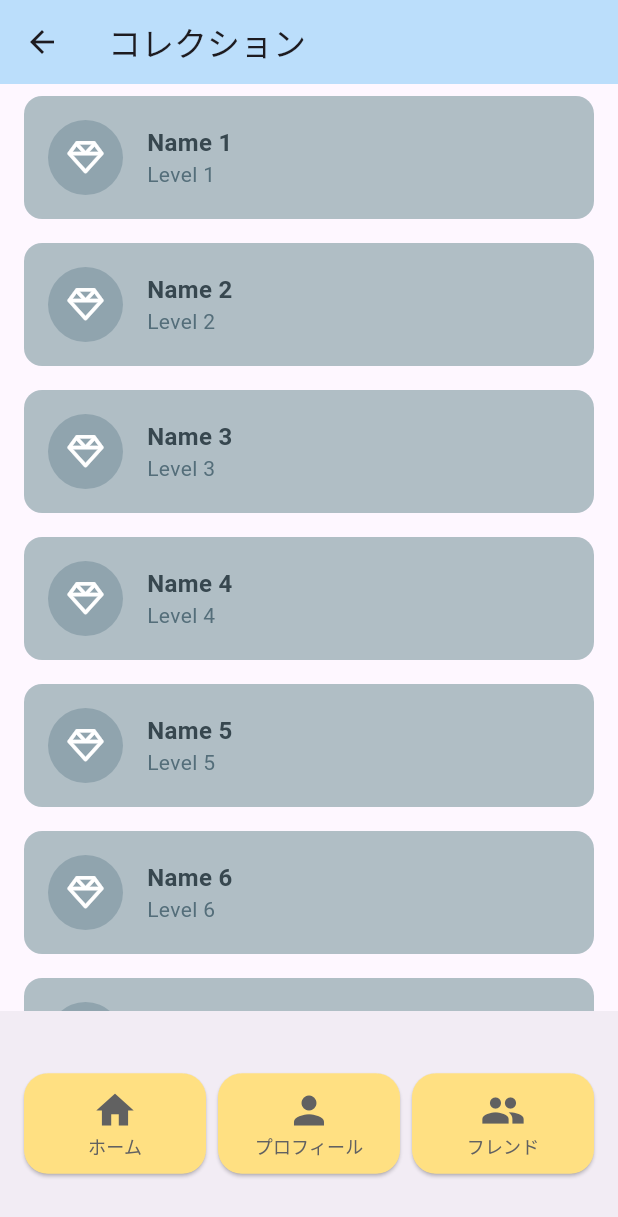
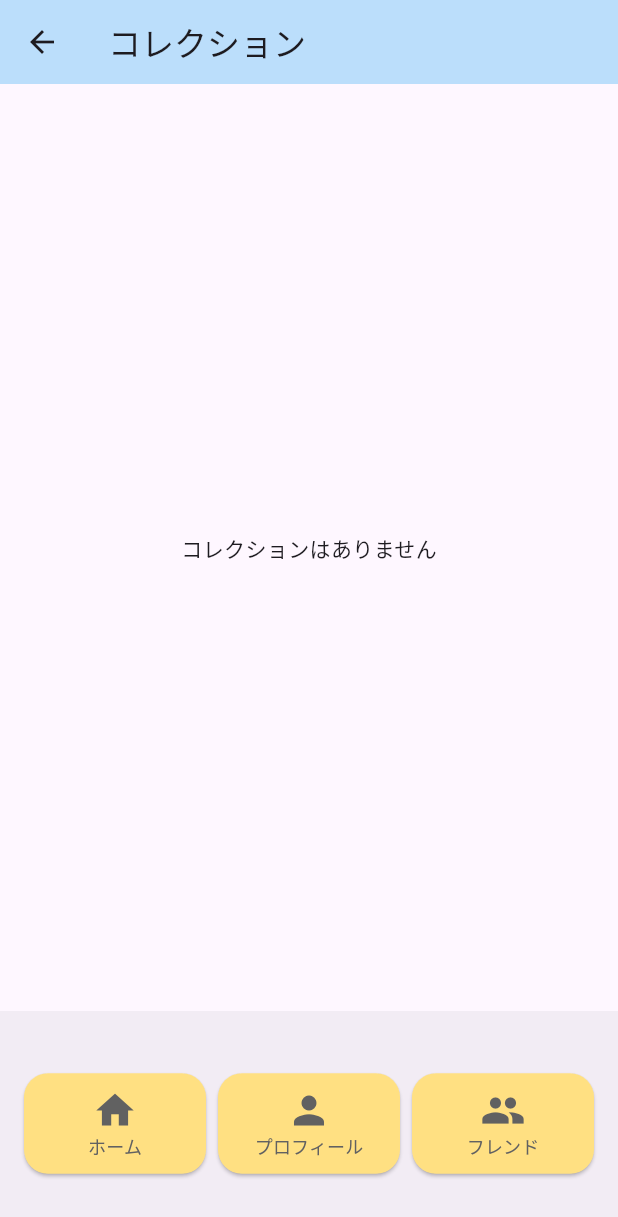
Before and after one commit to yukina-t156/jewelry-custom-flutter, a Flutter app: the CollectionsScreen screen opened directly, on a phone screen of 412 x 824 dp. Shown: the top 1217 px of the screen. Run offline on Flutter 3.47's test engine with Material 3 defaults, Android fonts, the light colour scheme and no system bars; our stand-ins replace flutter_riverpod, font_awesome_flutter, shared_preferences; accounts and stored records are empty.

Commit message:
save jewel to collections and show them

```diff
--- a/lib/model/jewel_model.dart
+++ b/lib/model/jewel_model.dart
@@ -1,4 +1,5 @@
 class Jewel {
+  final int id;
   String? name; // オプションにするために String? を使用
   int counter;
   int level;
@@ -7,24 +8,43 @@ class Jewel {
 
   // コンストラクタ
   Jewel({
+    required this.id,
     required this.jewelTypeId,
     required this.counter,
     required this.level,
     String? imagePath,  // <- ここでimagePathを受け取れるようにする
-  }): name = jewelNames[jewelTypeId],
+  }) : name = jewelNames[jewelTypeId],
         imagePath = imagePath ?? 'assets/images/${jewelNames[jewelTypeId]}_0.png';
 
+  Map<String, dynamic> toJson() => {
+    'id': id,
+    'imagePath': imagePath,
+    'counter': counter,
+    'level': level,
+    'jewelTypeId': jewelTypeId,
+  };
+
+  static Jewel fromJson(Map<String, dynamic> json) => Jewel(
+    id: json['id'] ?? 0, // Default value if null
+    jewelTypeId: json['jewelTypeId'] ?? 0, // Default value if null
+    counter: json['counter'] ?? 0, // Default value if null
+    level: json['level'] ?? 0, // Default value if null
+    imagePath: json['imagePath'], // Optional field
+  );
+
   Jewel copyWith({
+    int? id,
     int? jewelTypeId,
     int? counter,
     int? level,
     String? imagePath,
   }) {
     return Jewel(
+      id: id ?? this.id,
       jewelTypeId: jewelTypeId ?? this.jewelTypeId,
       counter: counter ?? this.counter,
       level: level ?? this.level,
-      imagePath: imagePath ?? this.imagePath,  // ここでオプションのimagePathを設定
+      imagePath: imagePath ?? this.imagePath,
     );
   }
 
@@ -34,7 +54,6 @@ class Jewel {
     if (jewelName != null) {
       imagePath = getJewelImagePath(jewelTypeId, level);
     } else {
-      // jewelTypeIdが正しくない場合のエラーハンドリング
       imagePath = null;
     }
   }
--- a/lib/providers.dart
+++ b/lib/providers.dart
@@ -2,7 +2,7 @@ import 'package:flutter_riverpod/flutter_riverpod.dart';
 import 'package:jewelry_custom_flutter/model/jewel_model.dart';
 
 class JewelNotifier extends StateNotifier<Jewel> {
-  JewelNotifier() : super(Jewel(jewelTypeId: 2, counter: 0, level: 0));
+  JewelNotifier() : super(Jewel(id: 0, jewelTypeId: 2, counter: 0, level: 0));
 
   void incrementCounter() {
     state = state.copyWith(counter: state.counter + 1);
@@ -10,7 +10,7 @@ class JewelNotifier extends StateNotifier<Jewel> {
   }
 
   void resetJewel() {
-    state = Jewel(jewelTypeId: 1, counter: 0, level: 0);
+    state = Jewel(id: 0, jewelTypeId: 1, counter: 0, level: 0);
     _updateLevel();
   }
 
--- a/lib/screens/collections_screen.dart
+++ b/lib/screens/collections_screen.dart
@@ -1,7 +1,8 @@
 import 'package:flutter/material.dart';
-import 'package:font_awesome_flutter/font_awesome_flutter.dart';
+import 'package:jewelry_custom_flutter/services/jewel_service.dart';
+import 'collection_detail_screen.dart';
+import 'package:jewelry_custom_flutter/model/jewel_model.dart';
 import 'package:jewelry_custom_flutter/widgets/foot_buttons.dart';
-import 'collection_detail_screen.dart'; // 追加: CollectionDetailScreenをインポート
 
 class CollectionsScreen extends StatefulWidget {
   const CollectionsScreen({super.key});
@@ -11,6 +12,21 @@ class CollectionsScreen extends StatefulWidget {
 }
 
 class _CollectionsScreenState extends State<CollectionsScreen> {
+  List<Jewel> jewels = [];
+
+  @override
+  void initState() {
+    super.initState();
+    _loadJewels();
+  }
+
+  Future<void> _loadJewels() async {
+    final jewelList = await JewelService.getJewels();
+    setState(() {
+      jewels = jewelList.reversed.toList(); // 新しいものを上に表示
+    });
+  }
+
   @override
   Widget build(BuildContext context) {
     return Scaffold(
@@ -18,71 +34,64 @@ class _CollectionsScreenState extends State<CollectionsScreen> {
         backgroundColor: Colors.blue[100],
         title: const Text('コレクション'),
       ),
-      /* -------------- リスト -------------- */
-      body: ListView.builder(
-        itemCount: 10, // リストのアイテム数
+      body: jewels.isEmpty
+          ? Center(child: Text('コレクションはありません'))
+          : ListView.builder(
+        itemCount: jewels.length,
         itemBuilder: (context, index) {
-          // ダミーデータの生成
-          const icon = FontAwesomeIcons.gem;
-          final name = 'Name ${index + 1}'; // 名前
-          final level = 'Level ${index + 1}'; // レベル
-          final id = index + 1; // 仮のID
-
+          final jewel = jewels[index];
           return Padding(
-            padding: const EdgeInsets.symmetric(horizontal: 16.0), // 左右の余白
+            padding: const EdgeInsets.symmetric(horizontal: 16.0),
             child: Container(
-              margin: const EdgeInsets.symmetric(vertical: 8.0), // 要素同士の間隔
-              padding: const EdgeInsets.all(16.0), // コンテンツの内側の余白
+              margin: const EdgeInsets.symmetric(vertical: 8.0),
+              padding: const EdgeInsets.all(16.0),
               decoration: BoxDecoration(
-                color: Colors.blueGrey[200], // 長方形の背景色
-                borderRadius: BorderRadius.circular(12.0), // 四角の角を丸くする
+                color: Colors.blueGrey[200],
+                borderRadius: BorderRadius.circular(12.0),
               ),
               child: InkWell(
                 onTap: () {
-                  // ボタンがタップされたときの処理
                   Navigator.push(
                     context,
                     MaterialPageRoute(
-                      builder: (context) => CollectionDetailScreen(id: id),
+                      builder: (context) => CollectionDetailScreen(id: jewel.id),
                     ),
                   );
                 },
                 child: Row(
                   children: <Widget>[
-                    /* -------------- アイコン -------------- */
                     Container(
                       width: 50.0,
                       height: 50.0,
                       decoration: BoxDecoration(
                         shape: BoxShape.circle,
-                        color: Colors.blueGrey[300], // アイコンの背景色
+                        color: Colors.blueGrey[300],
                       ),
-                      child: const Icon(
-                        icon,
-                        color: Colors.white, // アイコンの色
-                        size: 24.0,
+                      child: ClipOval(
+                        child: Image.asset(
+                          jewel.imagePath ?? 'assets/images/default.png', // デフォルト画像を設定
+                          fit: BoxFit.cover,
+                        ),
                       ),
                     ),
-                    const SizedBox(width: 16.0), // アイコンとテキストの間隔
+                    const SizedBox(width: 16.0),
                     Expanded(
                       child: Column(
                         crossAxisAlignment: CrossAxisAlignment.start,
                         children: <Widget>[
-                          /* -------------- 名前 -------------- */
                           Text(
-                            name,
+                            jewel.name ?? '',
                             style: TextStyle(
                               fontSize: 16,
                               fontWeight: FontWeight.bold,
-                              color: Colors.blueGrey[800], // 名前の色
+                              color: Colors.blueGrey[800],
                             ),
                           ),
-                          /* -------------- レベル -------------- */
                           Text(
-                            level,
+                            'レベル: ${jewel.level}',
                             style: TextStyle(
                               fontSize: 14,
-                              color: Colors.blueGrey[600], // レベルの色
+                              color: Colors.blueGrey[600],
                             ),
                           ),
                         ],
@@ -95,11 +104,10 @@ class _CollectionsScreenState extends State<CollectionsScreen> {
           );
         },
       ),
-      /* -------------- 下のメニュー欄 -------------- */
       bottomNavigationBar: Container(
-        color: Colors.grey[300], // 背景の灰色
-        height: 150, // 背景の高さ
-        child: const FooterButtons(), // フッターボタンを追加
+        color: Colors.grey[300],
+        height: 150,
+        child: const FooterButtons(),
       ),
     );
   }
--- a/lib/screens/finish_jewel_screen.dart
+++ b/lib/screens/finish_jewel_screen.dart
@@ -2,6 +2,7 @@ import 'package:flutter/material.dart';
 import 'package:jewelry_custom_flutter/model/jewel_model.dart';
 import 'package:jewelry_custom_flutter/screens/new_jewel_screen.dart';
 import 'package:jewelry_custom_flutter/providers.dart';
+import 'package:jewelry_custom_flutter/services/jewel_service.dart';
 import 'package:flutter_riverpod/flutter_riverpod.dart';
 
 class FinishJewelScreen extends ConsumerStatefulWidget {
@@ -46,8 +47,9 @@ class _FinishJewelScreenState extends ConsumerState<FinishJewelScreen> {
             child: SizedBox(
               width: buttonWidth,
               child: ElevatedButton(
-                onPressed: () {
-                  // ボタンが押されたときの処理
+                onPressed: () async {
+                  // Jewel情報を保存
+                  await JewelService.addJewel(jewel);
                   Navigator.push(
                     context,
                     MaterialPageRoute(builder: (context) => const NewJewelScreen()),
--- a/lib/screens/new_jewel_screen.dart
+++ b/lib/screens/new_jewel_screen.dart
@@ -1,5 +1,6 @@
 import 'package:flutter/material.dart';
 import 'package:jewelry_custom_flutter/model/jewel_model.dart';
+import 'package:jewelry_custom_flutter/services/jewel_service.dart';
 import 'package:flutter_riverpod/flutter_riverpod.dart';
 import 'package:jewelry_custom_flutter/providers.dart';
 
@@ -69,9 +70,11 @@ class _NewJewelScreenState extends ConsumerState<NewJewelScreen> {
             child: SizedBox(
               width: buttonWidth,
               child: ElevatedButton(
-                onPressed: () {
+                onPressed: () async {
                   if (selectedJewelTypeId != null) {
+                    final newId = await JewelService.generateNewId();
                     final jewel = Jewel(
+                      id: newId,
                       jewelTypeId: selectedJewelTypeId!,
                       counter: 0,
                       level: 0,
--- a/pubspec.yaml
+++ b/pubspec.yaml
@@ -34,6 +34,7 @@ dependencies:
   intl: ^0.18.0
   http: ^1.2.2
   flutter_riverpod: ^1.0.3
+  shared_preferences: ^2.0.14
 
 
   # The following adds the Cupertino Icons font to your application.
```
Also changed, not shown: lib/screens/home_screen.dart (+6 -4 lines), lib/services/jewel_service.dart (added, +61 -0 lines), 2 other files.
